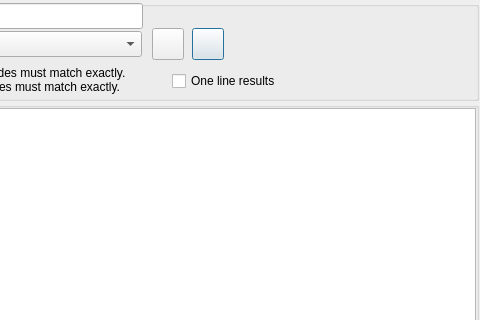
This is GUI_UIs/ui_report_matching_segments.ui in ccbogel/QualCoder as Qt 5 draws it before an edit; both pictures show x 509 to 989 and y 0 to 320 of the 989 by 580 pixel window. The edited form follows.
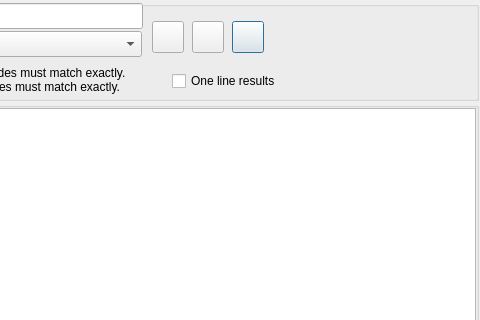
This is the edited form.

Commit message: add filter button

```diff
--- a/GUI_UIs/ui_report_matching_segments.ui
+++ b/GUI_UIs/ui_report_matching_segments.ui
@@ -115,8 +115,8 @@
      <widget class="QPushButton" name="pushButton_export">
       <property name="geometry">
        <rect>
-        <x>700</x>
-        <y>27</y>
+        <x>740</x>
+        <y>20</y>
         <width>32</width>
         <height>32</height>
        </rect>
@@ -131,8 +131,8 @@
      <widget class="QPushButton" name="pushButton_run">
       <property name="geometry">
        <rect>
-        <x>660</x>
-        <y>27</y>
+        <x>700</x>
+        <y>20</y>
         <width>32</width>
         <height>32</height>
        </rect>
@@ -205,7 +205,7 @@
        <rect>
         <x>680</x>
         <y>70</y>
-        <width>161</width>
+        <width>211</width>
         <height>20</height>
        </rect>
       </property>
@@ -216,6 +216,22 @@
        <string>One line results</string>
       </property>
      </widget>
+     <widget class="QPushButton" name="pushButton_file_filter">
+      <property name="geometry">
+       <rect>
+        <x>660</x>
+        <y>20</y>
+        <width>32</width>
+        <height>32</height>
+       </rect>
+      </property>
+      <property name="toolTip">
+       <string>&lt;html&gt;&lt;head/&gt;&lt;body&gt;&lt;p&gt;File attributes filter&lt;/p&gt;&lt;/body&gt;&lt;/html&gt;</string>
+      </property>
+      <property name="text">
+       <string/>
+      </property>
+     </widget>
     </widget>
    </item>
    <item>
```
Left out of the diff: 4 changed lines with no effect on the pictures.
